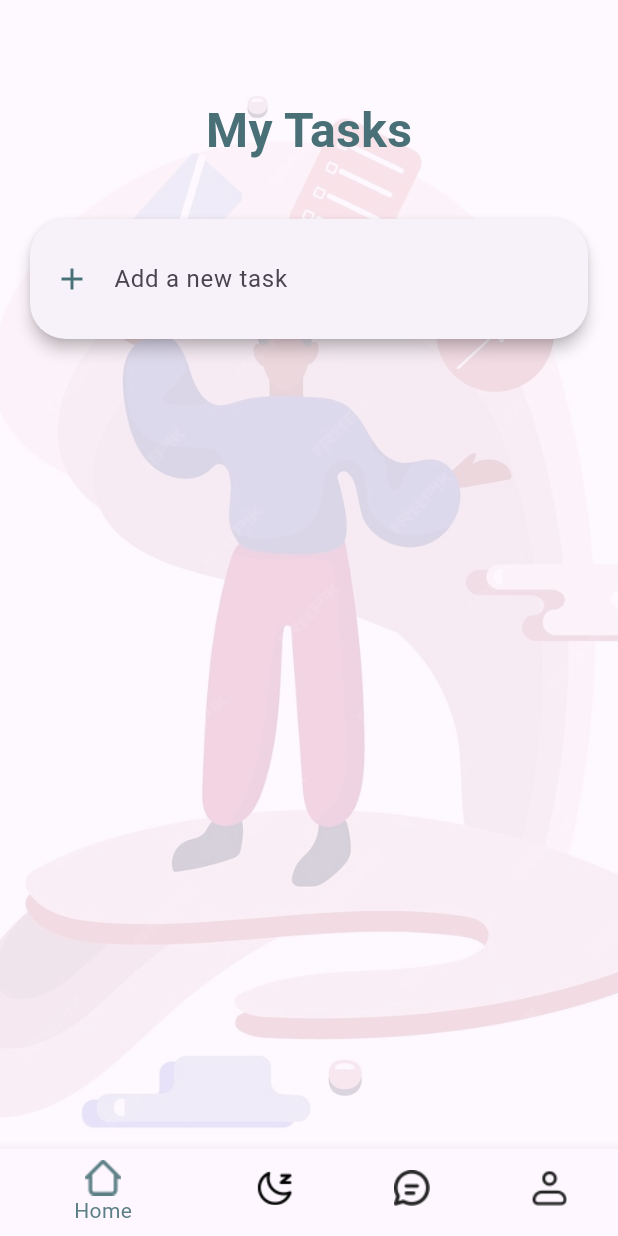
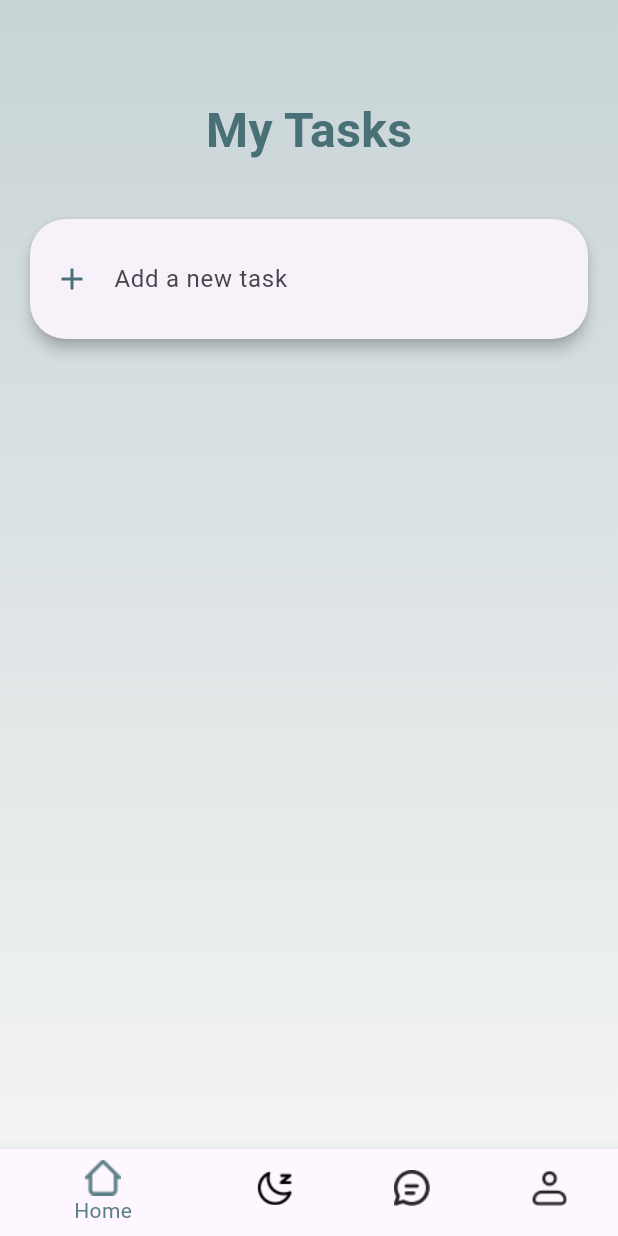
Before and after one commit to veskicha/MindfulStudent, a Flutter app: the TaskTrackingPage screen opened by its route, on a phone screen of 412 x 824 dp. Run offline on Flutter 3.47's test engine with Material 3 defaults, Android fonts, the phone set to English and light mode, and no system bars; our stand-ins replace supabase_flutter, syncfusion_flutter_charts, toastification; accounts and stored records are empty.

Commit message:
task tracking front end

```diff
--- a/MindfulStudent/lib/screens/home/task_tracking.dart
+++ b/MindfulStudent/lib/screens/home/task_tracking.dart
@@ -21,13 +21,13 @@ class _TaskTrackingPageState extends State<TaskTrackingPage> {
         children: [
           Container(
             decoration: BoxDecoration(
-              image: DecorationImage(
-                image: AssetImage('assets/tasks.jpg'),
-                fit: BoxFit.cover,
-                colorFilter: ColorFilter.mode(
-                  Colors.black.withOpacity(0.2), // Adjust the opacity here
-                  BlendMode.dstATop,
-                ),
+              gradient: LinearGradient(
+                begin: Alignment.topCenter,
+                end: Alignment.bottomCenter,
+                colors: [
+                  Color(0xFFC8D4D6),
+                  Color(0xFFF6F6F6),
+                ],
               ),
             ),
           ),
@@ -46,8 +46,6 @@ class _TaskTrackingPageState extends State<TaskTrackingPage> {
                 ),
               ),
               Expanded(
-                child: Container(
-                  color: Colors.transparent,
                 child: SingleChildScrollView(
                   child: Column(
                     children: [
@@ -94,7 +92,6 @@ class _TaskTrackingPageState extends State<TaskTrackingPage> {
                           true,
                         ),
                     ],
-                    ),
                   ),
                 ),
               ),
@@ -155,7 +152,10 @@ class _TaskTrackingPageState extends State<TaskTrackingPage> {
                   ),
                   SizedBox(width: 16),
                   Expanded(
-                    child: Text(
+                    child: Column(
+                      crossAxisAlignment: CrossAxisAlignment.start,
+                      children: [
+                        Text(
                           task['title'],
                           style: TextStyle(
                             fontSize: 16,
@@ -166,6 +166,30 @@ class _TaskTrackingPageState extends State<TaskTrackingPage> {
                                 ? TextDecoration.lineThrough
                                 : TextDecoration.none,
                           ),
+                        ),
+                        DropdownButton<String>(
+                          value: task['reminder'] ?? 'None',
+                          onChanged: (value) {
+                            setState(() {
+                              task['reminder'] = value;
+                            });
+                          },
+                          items: <String>[
+                            'None',
+                            'Daily',
+                            'Weekly',
+                            'Monthly',
+                          ].map<DropdownMenuItem<String>>((String value) {
+                            return DropdownMenuItem<String>(
+                              value: value,
+                              child: Text(
+                                value,
+                                style: TextStyle(color: Color(0xFF497077)),
+                              ),
+                            );
+                          }).toList(),
+                        ),
+                      ],
                     ),
                   ),
                   IconButton(
```
Lines whose indentation alone changed are shown as unchanged.
